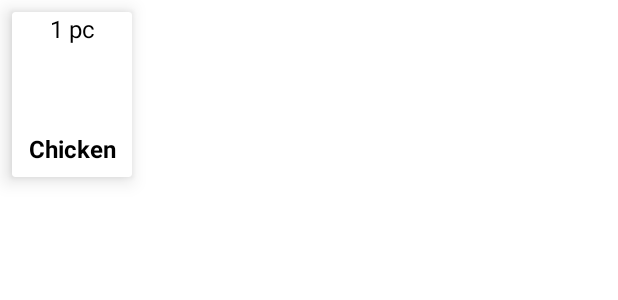
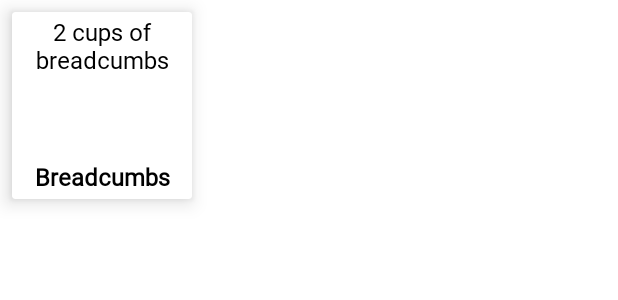
Before and after one commit to BuiQuangHuy04/btl-uddd, an Android app: the layout list_meal_ingredients.xml on its own in the app's theme, with its tools: preview values and no code run, on a phone screen of 412 x 824 dp. Shown: the top 300 px of the screen. Run offline under Robolectric (Android 15) with nearby library versions, the light colour scheme and no system bars.

Commit message:
thêm background + font chữ

```diff
--- a/app/src/main/res/layout/list_meal_ingredients.xml
+++ b/app/src/main/res/layout/list_meal_ingredients.xml
@@ -1,42 +1,40 @@
 <?xml version="1.0" encoding="utf-8"?>
 <androidx.cardview.widget.CardView xmlns:android="http://schemas.android.com/apk/res/android"
-    android:layout_width="wrap_content"
+    android:layout_width="120dp"
     android:layout_height="wrap_content"
     xmlns:app="http://schemas.android.com/apk/res-auto"
     app:cardElevation="8dp"
-    android:layout_margin="8dp"
-
-    >
+    android:layout_margin="8dp">
     <LinearLayout
         android:layout_width="match_parent"
         android:layout_height="wrap_content"
-        android:orientation="vertical"
-        >
+        android:orientation="vertical">
+
         <TextView
             android:id="@+id/textView_ingredients_quantity"
             android:layout_width="match_parent"
             android:layout_height="wrap_content"
-            android:text="1 pc"
+            android:ellipsize="marquee"
+            android:fontFamily="@font/akaya_telivigala"
+            android:marqueeRepeatLimit="marquee_forever"
+            android:padding="2dp"
+            android:scrollHorizontally="true"
             android:singleLine="false"
-            android:ellipsize="marquee"
-            android:marqueeRepeatLimit="marquee_forever"
-            android:scrollHorizontally="true"
+            android:text="2 cups of breadcumbs"
+            android:textAlignment="center"
             android:textColor="@color/black"
-            android:textAlignment="center"
-            android:textSize="16dp"
-
-            />
+            android:textSize="16dp" />
         <ImageView
-            android:layout_width="80dp"
+            android:layout_width="match_parent"
             android:layout_height="50dp"
             android:scaleType="center"
-            android:id="@+id/imageView_ingredients"
-            />
+            android:id="@+id/imageView_ingredients"/>
         <TextView
             android:id="@+id/textView_ingredients_name"
             android:layout_width="match_parent"
             android:layout_height="wrap_content"
-            android:text="Chicken"
+            android:text="Breadcumbs"
+            android:fontFamily="@font/akaya_telivigala"
             android:singleLine="false"
             android:ellipsize="marquee"
             android:marqueeRepeatLimit="marquee_forever"
@@ -45,12 +43,6 @@
             android:textColor="@color/black"
             android:textAlignment="center"
             android:textSize="16dp"
-            android:padding="8dp"
-
-            />
-
-
-
+            android:padding="4dp"/>
     </LinearLayout>
-
 </androidx.cardview.widget.CardView>
--- a/app/src/main/res/layout/list_random_recipe.xml
+++ b/app/src/main/res/layout/list_random_recipe.xml
@@ -19,6 +19,7 @@
             android:ellipsize="marquee"
             android:marqueeRepeatLimit="marquee_forever"
             android:scrollHorizontally="true"
+            android:fontFamily="@font/akaya_telivigala"
             android:textStyle="bold"
             android:textColor="@color/orange"
             android:textSize="22sp"
@@ -48,6 +49,7 @@
                 <TextView
                     android:id="@+id/textView_servings"
                     android:textSize="14sp"
+                    android:fontFamily="@font/akaya_telivigala"
                     android:padding="8dp"
                     android:text="2 Người"
                     android:textColor="@color/black"
@@ -70,6 +72,7 @@
                     android:padding="8dp"
                     android:text="2 Người"
                     android:textColor="@color/black"
+                    android:fontFamily="@font/akaya_telivigala"
                     android:layout_width="wrap_content"
                     android:layout_height="wrap_content"/>
             </LinearLayout>
@@ -90,6 +93,7 @@
                     android:text="2 Người"
                     android:textColor="@color/black"
                     android:layout_width="wrap_content"
+                    android:fontFamily="@font/akaya_telivigala"
                     android:layout_height="wrap_content"/>
             </LinearLayout>
         </LinearLayout>
--- a/app/src/main/res/layout/spinner_inner_text.xml
+++ b/app/src/main/res/layout/spinner_inner_text.xml
@@ -4,6 +4,7 @@
     android:layout_height="wrap_content"
     android:text="Desert"
     android:textColor="@color/orange"
+    android:fontFamily="@font/akaya_telivigala"
     android:textSize="18sp"
     android:padding="8dp">
 
--- a/app/src/main/res/layout/spinner_text.xml
+++ b/app/src/main/res/layout/spinner_text.xml
@@ -5,6 +5,7 @@
     android:padding="8dp"
     android:text="Menu"
     android:textSize="18sp"
+    android:fontFamily="@font/akaya_telivigala"
     android:textColor="@color/white">
 
 </TextView>
--- a/app/src/main/res/values/strings.xml
+++ b/app/src/main/res/values/strings.xml
@@ -1,6 +1,6 @@
 <resources>
     <string name="app_name">AnDeeeee</string>
-    <string name="api_key">433ea51e4ee94a6e9e7972c4d27afcd2</string>
+    <string name="api_key">911cf0ea6dac404398435c74ce933380</string>
 
     <string-array name="tags">
         <item>main course</item>
```
Also changed, not shown: app/src/main/res/layout/activity_main.xml (+15 -12 lines), app/src/main/res/layout/activity_recipe_details.xml (+14 -9 lines), app/src/main/res/drawable/backgroud.png (deleted), 291 other files.
